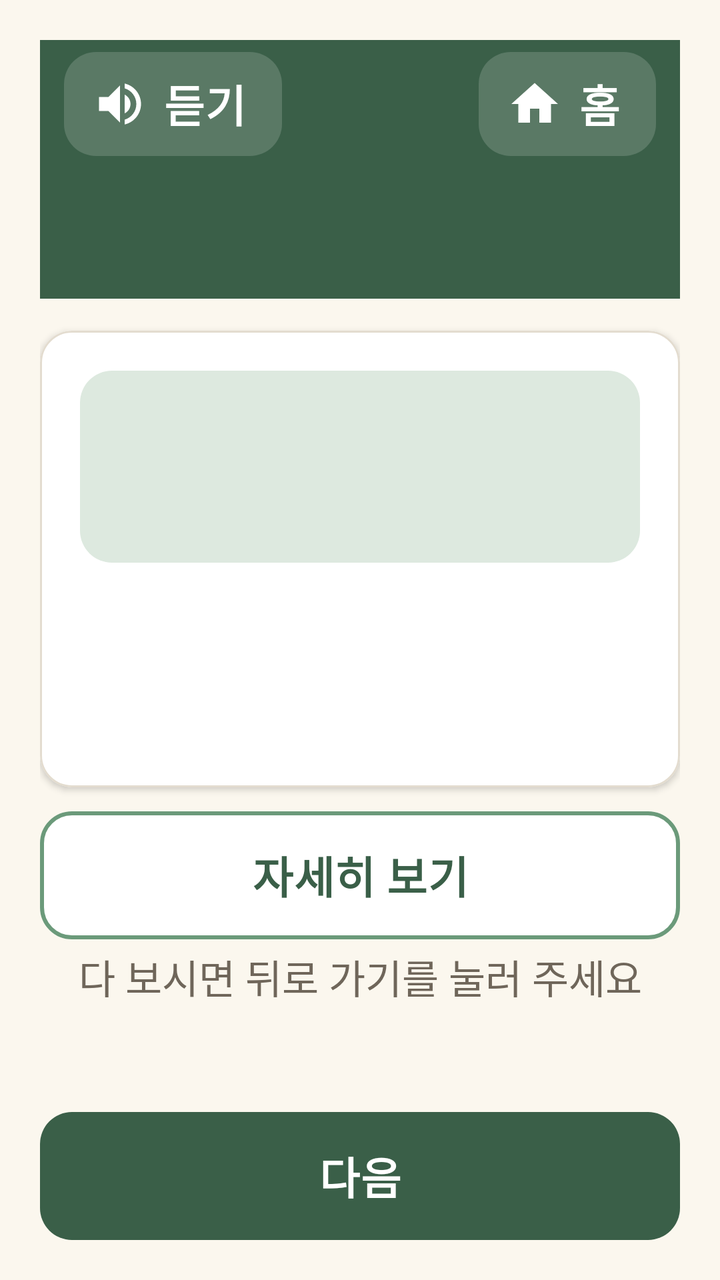
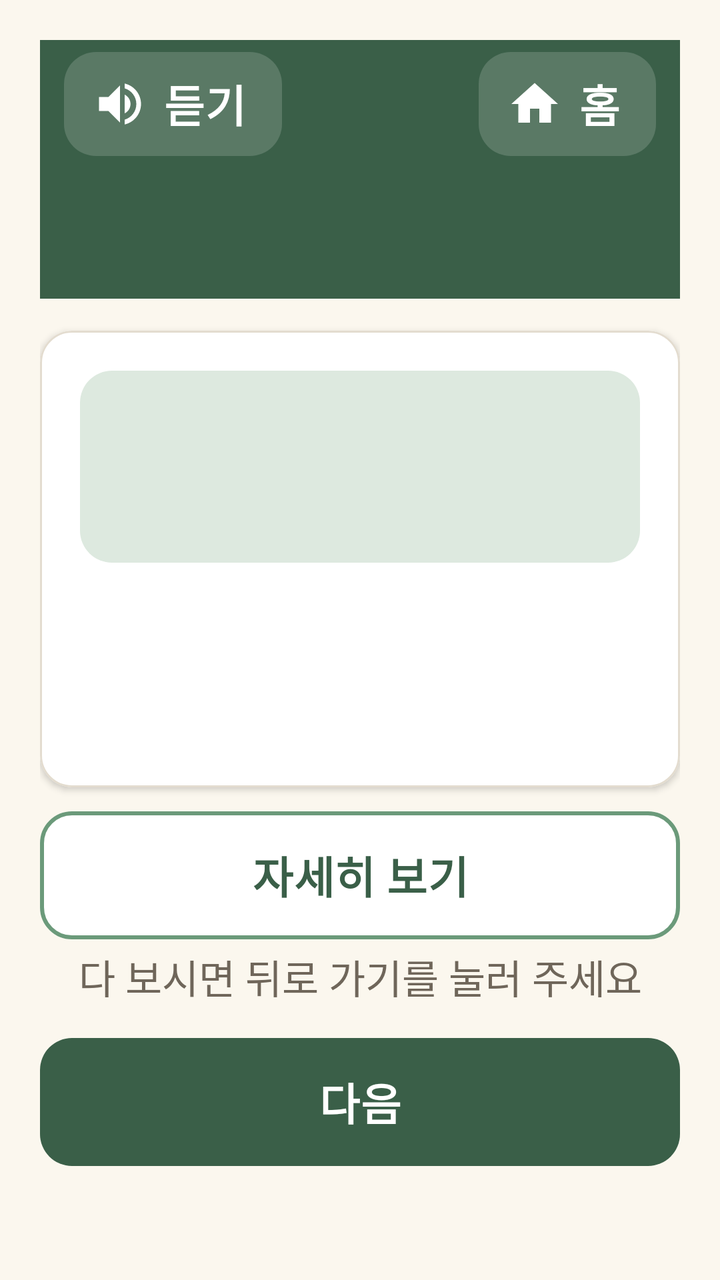

Compare the two renders of this Android layout. The source of the first and the diff that turns it into the second are given below.
<!-- AndroidManifest.xml: application theme Theme.Dorawing -->
<!-- res/layout/activity_health_card.xml -->
<?xml version="1.0" encoding="utf-8"?>
<LinearLayout xmlns:android="http://schemas.android.com/apk/res/android"
    xmlns:app="http://schemas.android.com/apk/res-auto"
    android:layout_width="match_parent"
    android:layout_height="match_parent"
    android:orientation="vertical"
    android:padding="@dimen/screen_padding">

    <include
        android:id="@+id/topBar"
        layout="@layout/view_top_bar" />

    <ScrollView
        android:layout_width="match_parent"
        android:layout_height="0dp"
        android:layout_weight="1"
        android:fadeScrollbars="false">

        
        <LinearLayout
            android:layout_width="match_parent"
            android:layout_height="wrap_content"
            android:orientation="vertical"
            android:paddingBottom="4dp">

            <com.google.android.material.card.MaterialCardView
                style="@style/Card"
                android:layout_width="match_parent"
                android:layout_height="wrap_content"
                android:layout_marginTop="@dimen/card_gap">

                <LinearLayout
                    android:layout_width="match_parent"
                    android:layout_height="wrap_content"
                    android:orientation="vertical">

                    
                    <LinearLayout
                        android:layout_width="match_parent"
                        android:layout_height="wrap_content"
                        android:background="@drawable/bg_card_picture"
                        android:gravity="center"
                        android:orientation="horizontal"
                        android:padding="@dimen/gap">

                        <ImageView
                            android:id="@+id/ivIcon"
                            android:layout_width="@dimen/card_icon"
                            android:layout_height="@dimen/card_icon"
                            android:layout_marginEnd="@dimen/gap"
                            android:importantForAccessibility="no" />

                        <TextView
                            android:id="@+id/tvPicture"
                            style="@style/Text.Heading"
                            android:layout_width="wrap_content"
                            android:layout_height="wrap_content" />
                    </LinearLayout>

                    
                    <TextView
                        android:id="@+id/tvCardTitle"
                        style="@style/Text.Title"
                        android:layout_width="match_parent"
                        android:layout_height="wrap_content"
                        android:layout_marginTop="@dimen/card_gap" />

                    <TextView
                        android:id="@+id/tvBody"
                        android:layout_width="match_parent"
                        android:layout_height="wrap_content"
                        android:layout_marginTop="@dimen/gap" />
                </LinearLayout>
            </com.google.android.material.card.MaterialCardView>

            
            <com.google.android.material.button.MaterialButton
                android:id="@+id/btnCall"
                style="@style/Button.Secondary"
                android:layout_width="match_parent"
                android:layout_height="wrap_content"
                android:layout_marginTop="@dimen/card_gap"
                android:text="@string/card_call"
                android:visibility="gone"
                app:icon="@drawable/ic_card_call"
                app:iconGravity="textStart" />

            <com.google.android.material.button.MaterialButton
                android:id="@+id/btnMore"
                style="@style/Button.Secondary"
                android:layout_width="match_parent"
                android:layout_height="wrap_content"
                android:layout_marginTop="@dimen/gap"
                android:text="@string/card_more" />

            <TextView
                android:id="@+id/tvMoreHelp"
                style="@style/Text.Sub"
                android:layout_width="match_parent"
                android:layout_height="wrap_content"
                android:layout_marginTop="4dp"
                android:gravity="center"
                android:text="@string/card_more_help" />
        </LinearLayout>
    </ScrollView>

    <com.google.android.material.button.MaterialButton
        android:id="@+id/btnNext"
        android:layout_width="match_parent"
        android:layout_height="wrap_content"
        android:layout_marginTop="@dimen/gap"
        android:text="@string/card_next" />
</LinearLayout>
<!-- res/layout/view_top_bar.xml (included above) -->
<?xml version="1.0" encoding="utf-8"?>
<LinearLayout xmlns:android="http://schemas.android.com/apk/res/android"
    xmlns:app="http://schemas.android.com/apk/res-auto"
    android:layout_width="match_parent"
    android:layout_height="wrap_content"
    android:background="@color/green_dark"
    android:orientation="vertical"
    android:paddingStart="@dimen/bar_padding"
    android:paddingEnd="@dimen/bar_padding"
    android:paddingBottom="@dimen/bar_bottom">

    <LinearLayout
        android:layout_width="match_parent"
        android:layout_height="wrap_content"
        android:gravity="center_vertical"
        android:orientation="horizontal">

        <com.google.android.material.button.MaterialButton
            android:id="@+id/btnSpeak"
            style="@style/Button.Bar"
            android:layout_width="wrap_content"
            android:layout_height="wrap_content"
            android:text="@string/top_speak"
            app:icon="@drawable/ic_speaker" />

        <Space
            android:layout_width="0dp"
            android:layout_height="0dp"
            android:layout_weight="1" />

        <com.google.android.material.button.MaterialButton
            android:id="@+id/btnHome"
            style="@style/Button.Bar"
            android:layout_width="wrap_content"
            android:layout_height="wrap_content"
            android:text="@string/top_home"
            app:icon="@drawable/ic_home" />
    </LinearLayout>

    <TextView
        android:id="@+id/tvTitle"
        style="@style/Text.BarTitle"
        android:layout_width="match_parent"
        android:layout_height="wrap_content"
        android:layout_marginTop="4dp"
        android:paddingStart="8dp"
        android:paddingEnd="8dp" />

    
    <LinearLayout
        android:id="@+id/boxSubtitle"
        android:layout_width="match_parent"
        android:layout_height="wrap_content"
        android:layout_marginTop="@dimen/gap"
        android:gravity="center_vertical"
        android:orientation="horizontal"
        android:paddingStart="8dp"
        android:paddingEnd="8dp"
        android:visibility="gone">

        <ImageView
            android:layout_width="@dimen/logo_size"
            android:layout_height="@dimen/logo_size"
            android:layout_marginEnd="@dimen/gap"
            android:importantForAccessibility="no"
            android:src="@drawable/ic_logo" />

        <TextView
            style="@style/Text.BarSub"
            android:layout_width="0dp"
            android:layout_height="wrap_content"
            android:layout_weight="1"
            android:text="@string/app_subtitle" />
    </LinearLayout>
</LinearLayout>
<!-- resources referenced by this layout -->
<resources>
  <color name="green_dark">#3A5F48</color>
  <dimen name="bar_bottom">24dp</dimen>
  <dimen name="bar_padding">12dp</dimen>
  <dimen name="card_gap">16dp</dimen>
  <dimen name="card_icon">72dp</dimen>
  <dimen name="gap">12dp</dimen>
  <dimen name="logo_size">44dp</dimen>
  <dimen name="screen_padding">20dp</dimen>
  <!-- drawable bg_card_picture (drawable) -->
  <?xml version="1.0" encoding="utf-8"?>
  <shape xmlns:android="http://schemas.android.com/apk/res/android"
      android:shape="rectangle">
      <solid android:color="@color/green_light" />
      <corners android:radius="@dimen/corner" />
  </shape>
  <string name="app_subtitle">오늘의 기억을 그리다</string>
  <string name="card_call">1899-9988 전화하기</string>
  <string name="card_more">자세히 보기</string>
  <string name="card_more_help">다 보시면 뒤로 가기를 눌러 주세요</string>
  <string name="card_next">다음</string>
  <string name="top_home">홈</string>
  <string name="top_speak">듣기</string>
  <style name="Text.BarSub" parent="Text.Body">
          <item name="android:textColor">@color/green_light</item>
      </style>
  <style name="Text.BarTitle" parent="Text.Title">
          <item name="android:textColor">@color/white</item>
      </style>
  <style name="Text.Heading" parent="Text.Body">
          <item name="android:textSize">@dimen/text_heading</item>
          <item name="android:textStyle">bold</item>
          <item name="android:textColor">@color/green_dark</item>
      </style>
  <style name="Text.Sub" parent="Text.Body">
          <item name="android:textColor">@color/text_sub</item>
      </style>
  <style name="Text.Title" parent="Text.Body">
          <item name="android:textSize">@dimen/text_title</item>
          <item name="android:textStyle">bold</item>
          <item name="android:textColor">@color/green_dark</item>
          <item name="android:lineSpacingMultiplier">1.1</item>
      </style>
  <color name="green_light">#DDE9DF</color>
  <dimen name="corner">16dp</dimen>
  <dimen name="button_height">64dp</dimen>
  <dimen name="bar_button_inset">6dp</dimen>
  <dimen name="text_button">22sp</dimen>
  <color name="white">#FFFFFFFF</color>
  <color name="bar_button">#29FFFFFF</color>
  <color name="bar_ripple">#40FFFFFF</color>
  <dimen name="icon_size">28dp</dimen>
  <color name="green_mid">#6B9A7A</color>
  <dimen name="button_stroke">2dp</dimen>
  <dimen name="card_elevation">2dp</dimen>
  <dimen name="card_padding">20dp</dimen>
  <color name="line">#E3DCCF</color>
  <dimen name="card_stroke">1dp</dimen>
  <dimen name="text_heading">22sp</dimen>
  <color name="text_sub">#6F665A</color>
  <dimen name="text_title">28sp</dimen>
  <color name="cream">#FBF7EE</color>
  <color name="text_main">#2E2A24</color>
  <dimen name="text_body">20sp</dimen>
  <style name="Dialog.Box" parent="MaterialAlertDialog.Material3">
          <item name="backgroundTint">@color/white</item>
          <item name="shapeAppearance">@style/Shape.Dialog</item>
      </style>
  <style name="Dialog.Title" parent="MaterialAlertDialog.Material3.Title.Text">
          <item name="android:textSize">@dimen/text_heading</item>
          <item name="android:textStyle">bold</item>
          <item name="android:textColor">@color/green_dark</item>
      </style>
  <style name="Dialog.Button" parent="Widget.Material3.Button.TextButton.Dialog">
          <item name="android:textSize">@dimen/text_button</item>
          <item name="android:textStyle">bold</item>
          <item name="android:minHeight">@dimen/button_height</item>
          <item name="android:textColor">@color/green_dark</item>
      </style>
  <style name="Shape.Dialog" parent="">
          <item name="cornerFamily">rounded</item>
          <item name="cornerSize">@dimen/corner</item>
      </style>
  <!-- unchanged entries left out for length: 15 -->
</resources>

<!-- the commit's change to res/layout/activity_health_card.xml (unified diff, before → after) -->
@@ -101,15 +101,16 @@
                 android:layout_marginTop="4dp"
                 android:gravity="center"
                 android:text="@string/card_more_help" />
+
+            
+            <com.google.android.material.button.MaterialButton
+                android:id="@+id/btnNext"
+                android:layout_width="match_parent"
+                android:layout_height="wrap_content"
+                android:layout_marginTop="@dimen/card_gap"
+                android:text="@string/card_next" />
         </LinearLayout>
     </ScrollView>
-
-    <com.google.android.material.button.MaterialButton
-        android:id="@+id/btnNext"
-        android:layout_width="match_parent"
-        android:layout_height="wrap_content"
-        android:layout_marginTop="@dimen/gap"
-        android:text="@string/card_next" />
 </LinearLayout>
 <!-- res/layout/view_top_bar.xml (included above) -->
 <?xml version="1.0" encoding="utf-8"?>
